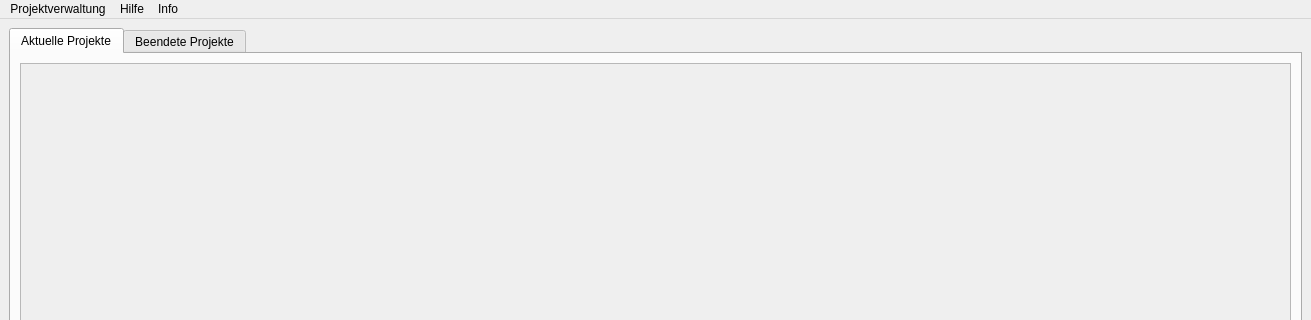
First picture: the form in forms/mainwindow.ui, repository ntropy83/tu2, before the edit; both pictures show x 0 to 1311 and y 0 to 320 of the 1311 by 722 pixel window.
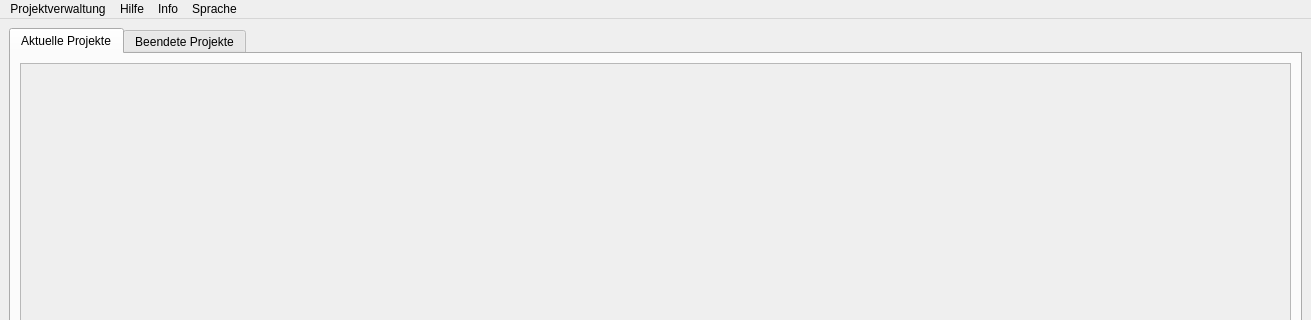
Second picture: the form after the edit.

Commit message: Language support part 1

```diff
--- a/forms/mainwindow.ui
+++ b/forms/mainwindow.ui
@@ -114,7 +114,7 @@
      <x>0</x>
      <y>0</y>
      <width>1311</width>
-     <height>24</height>
+     <height>21</height>
     </rect>
    </property>
    <widget class="QMenu" name="menuDatei">
@@ -138,9 +138,17 @@
     </property>
     <addaction name="actionVersion"/>
    </widget>
+   <widget class="QMenu" name="menuLanguage">
+    <property name="title">
+     <string>Sprache</string>
+    </property>
+    <addaction name="actionDeutsch"/>
+    <addaction name="actionEnglisch"/>
+   </widget>
    <addaction name="menuDatei"/>
    <addaction name="menuAnleitung"/>
    <addaction name="menuInfo"/>
+   <addaction name="menuLanguage"/>
   </widget>
   <widget class="QStatusBar" name="statusbar"/>
   <action name="actionProjekt_erstellen">
```
Left out of the diff: 10 changed lines with no effect on the pictures. The commit also changes 2 other files.
